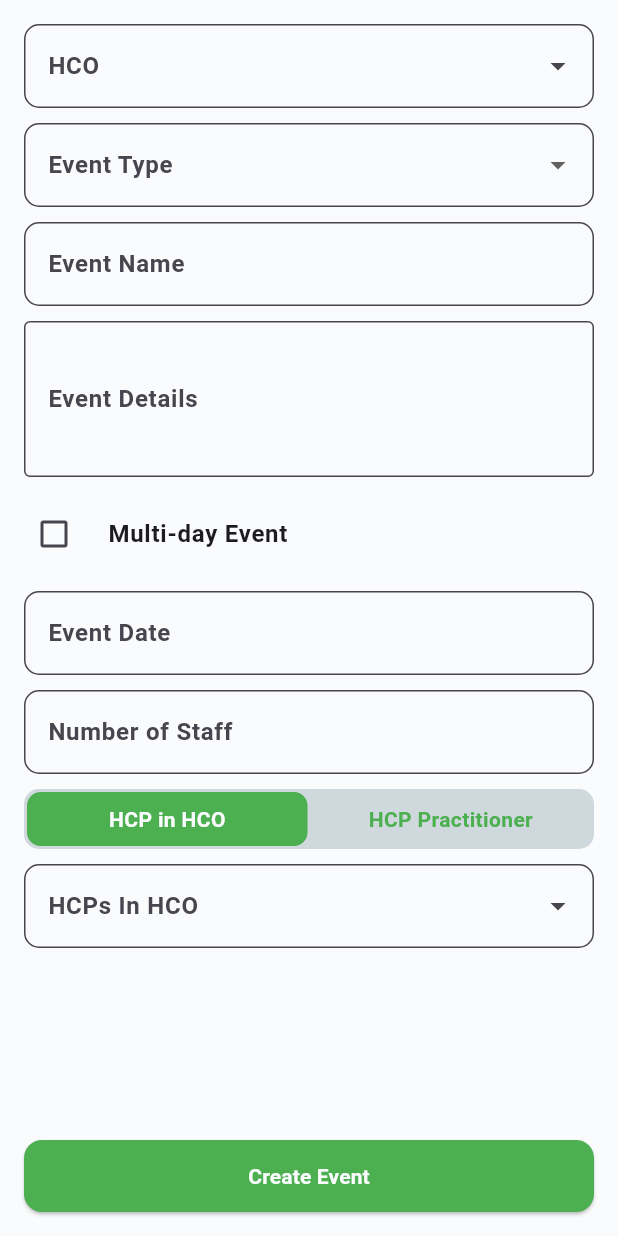
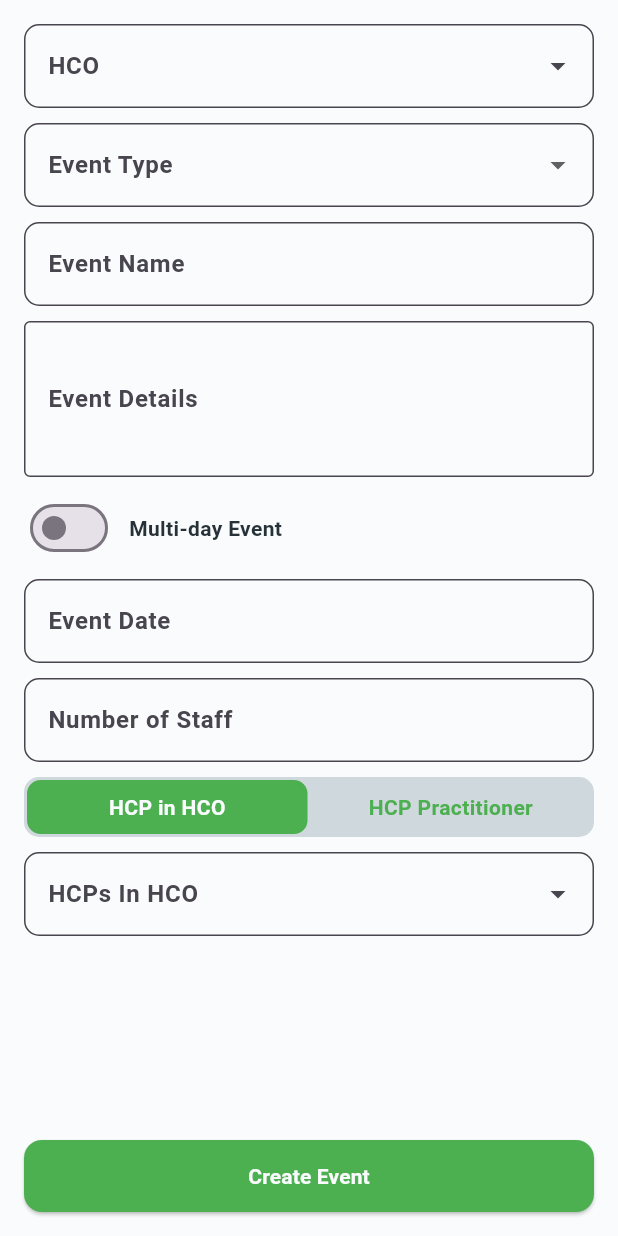
Before and after one commit to technomurali/checkmate, a Flutter app: the NewEventScreen widget shown alone on an empty page, opened directly, on a phone screen of 412 x 824 dp. Run offline on Flutter 3.47's test engine with Material 3 defaults, Android fonts, the phone set to English and light mode, and no system bars; drawn by our look-alikes of dropdown_search; our stand-ins replace file_picker, flutter_html, flutter_slidable, flutter_svg; missing offline and left inert: msal_auth; network calls fail.

Commit message:
New Event Implemented Dropdown Search

```diff
--- a/lib/features/auth/screens/new_event_screen.dart
+++ b/lib/features/auth/screens/new_event_screen.dart
@@ -145,6 +145,17 @@ class _NewEventScreenState extends State<NewEventScreen> {
               children: [
                 /// HCO Dropdown
                 DropdownSearch<String>(
+                  popupProps: const PopupProps.menu(
+                    showSearchBox: true, // <- this brings the search field
+                    searchFieldProps: TextFieldProps(
+                      // customise it if you like
+                      decoration: InputDecoration(
+                        labelText: 'Search HCO',
+                        prefixIcon: Icon(Icons.search),
+                      ),
+                    ),
+                  ),
+
                   items: (filter, loadProps) {
                     return _hcos
                         .map((hco) => hco['hcoName'] as String)
@@ -228,21 +239,38 @@ class _NewEventScreenState extends State<NewEventScreen> {
                 SizedBox(height: 10),
 
                 /// Multi-day Event Checkbox
-                CheckboxListTile(
-                  contentPadding: EdgeInsets.zero,
-                  title: Text(AppStrings.multiDayEvent),
+                // CheckboxListTile(
+                //   contentPadding: EdgeInsets.zero,
+                //   title: Text(AppStrings.multiDayEvent),
+                //   value: isMultiDay,
+                //   onChanged: (val) {
+                //     setState(() {
+                //       isMultiDay = val ?? false;
+                //       if (!isMultiDay) {
+                //         NewEventTextControllers.endDateController.clear();
+                //       }
+                //     });
+                //   },
+                //   controlAffinity: ListTileControlAffinity.leading,
+                // ),
+                Row(
+                  mainAxisAlignment: MainAxisAlignment.start,
+                  children: [
+                    Switch(
                       value: isMultiDay,
-                  onChanged: (val) {
+                      onChanged: (v) {
                         setState(() {
-                      isMultiDay = val ?? false;
+                          isMultiDay = !isMultiDay;
                           if (!isMultiDay) {
                             NewEventTextControllers.endDateController.clear();
                           }
                         });
                       },
-                  controlAffinity: ListTileControlAffinity.leading,
                     ),
-
+                    SizedBox(width: 10),
+                    Text(AppStrings.multiDayEvent),
+                  ],
+                ),
                 const SizedBox(height: 10),
 
                 /// Start Date TextField
@@ -394,6 +422,16 @@ class _NewEventScreenState extends State<NewEventScreen> {
                 /// HCP Dropdown
                 if (hcpInHcoSelected)
                   DropdownSearch<Map<String, dynamic>>.multiSelection(
+                    popupProps: const PopupPropsMultiSelection.menu(
+                      showSearchBox: true, // <- this brings the search field
+                      searchFieldProps: TextFieldProps(
+                        // customise it if you like
+                        decoration: InputDecoration(
+                          labelText: 'Search HCP',
+                          prefixIcon: Icon(Icons.search),
+                        ),
+                      ),
+                    ),
                     items: (filter, loadProps) {
                       print("hcps: ${_hcps}");
                       return _hcps
@@ -440,6 +478,16 @@ class _NewEventScreenState extends State<NewEventScreen> {
 
                 if (!hcpInHcoSelected)
                   DropdownSearch<Map<String, dynamic>>.multiSelection(
+                    popupProps: const PopupPropsMultiSelection.menu(
+                      showSearchBox: true, // <- this brings the search field
+                      searchFieldProps: TextFieldProps(
+                        // customise it if you like
+                        decoration: InputDecoration(
+                          labelText: 'Search HCP Practitioners',
+                          prefixIcon: Icon(Icons.search),
+                        ),
+                      ),
+                    ),
                     items: (filter, loadProps) => _hcpPractitioners
                         .map<Map<String, dynamic>>(
                           (e) => {
```
Also changed, not shown: lib/features/auth/screens/event_details_screen.dart (+20 -0 lines). Lines whose indentation alone changed are shown as unchanged.
